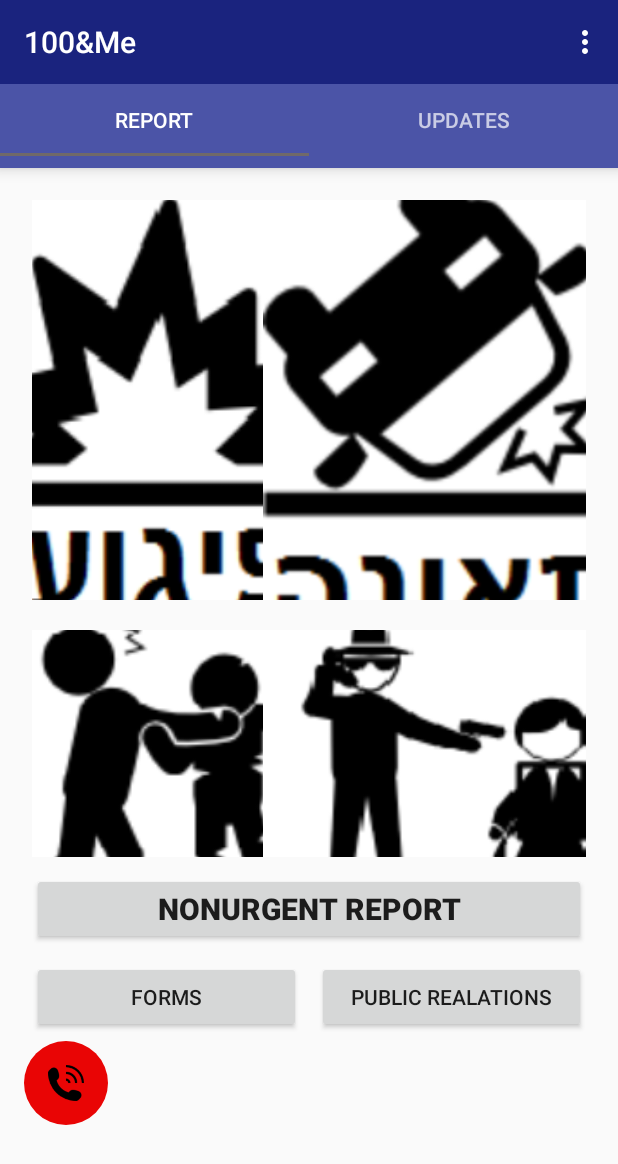
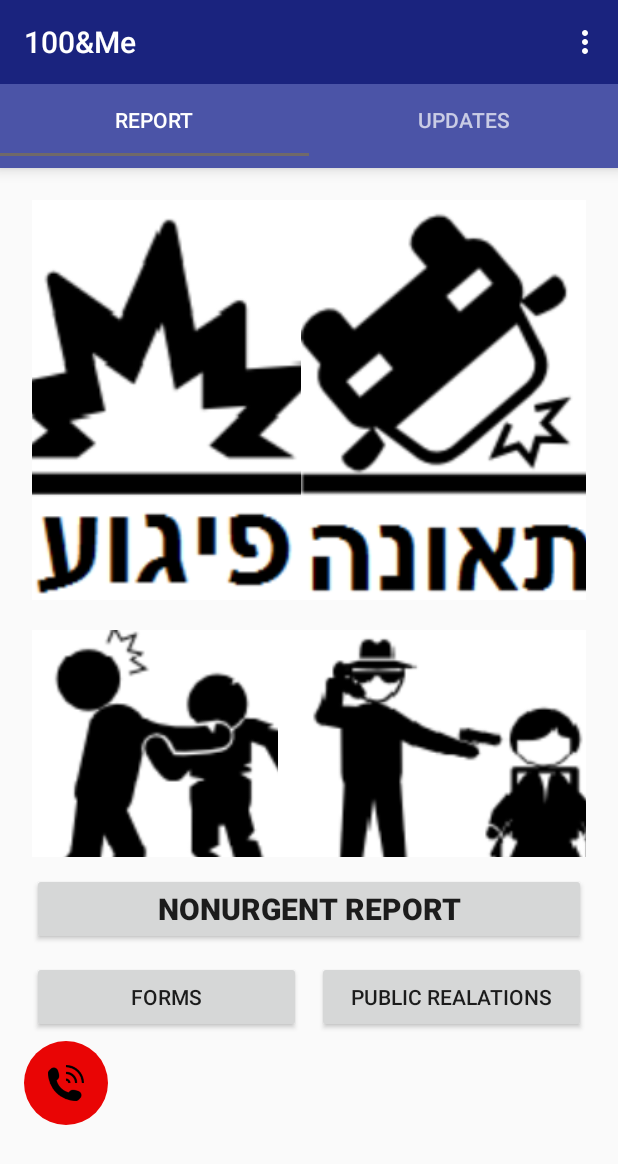
Before and after one commit to idanab/MeAnd100-v2, an Android app: the screen it shows after launch (MainActivity), on a phone screen of 412 x 824 dp. Shown: the top 1164 px of the screen. Run offline under Robolectric (Android 15) with nearby library versions, the phone set to English and light mode, and no system bars.

Commit message:
after generating apk (in debug mode)

```diff
--- a/app/src/main/AndroidManifest.xml
+++ b/app/src/main/AndroidManifest.xml
@@ -36,14 +36,12 @@
         android:allowBackup="true"
         android:icon="@mipmap/app_logo"
         android:label="@string/app_name"
-        android:theme="@style/AppTheme" >
-
+        android:theme="@style/AppTheme"  >
 
         <meta-data
             android:name="com.google.android.geo.API_KEY"
             android:value="AIzaSyAMKzk8H2XEQ6K4xQ9tERpcpVzwYI6vkuc" />
 
-        <application android:theme="@style/Theme.AppCompat.Light.NoActionBar" />
         <!--
             <receiver
             android:name="com.google.android.gms.gcm.GcmReceiver"
--- a/app/src/main/java/com/example/android/meand100_v2/ImageAdapter.java
+++ b/app/src/main/java/com/example/android/meand100_v2/ImageAdapter.java
@@ -33,8 +33,9 @@ public class ImageAdapter extends BaseAdapter {
             // if it's not recycled, initialize some attributes
             imageView = new ImageView(mContext);
             imageView.setLayoutParams(new GridView.LayoutParams(400, 400));
-            imageView.setScaleType(ImageView.ScaleType.CENTER_CROP);
-            imageView.setPadding(8, 8, 8, 8);
+            imageView.setScaleType(ImageView.ScaleType.FIT_CENTER);
+            imageView.setPadding(0, 0, 0, 0);
+
         } else {
             imageView = (ImageView) convertView;
         }
```
Also changed, not shown: app/src/main/res/values/arrays.xml (+8 -8 lines), 1 other file.
